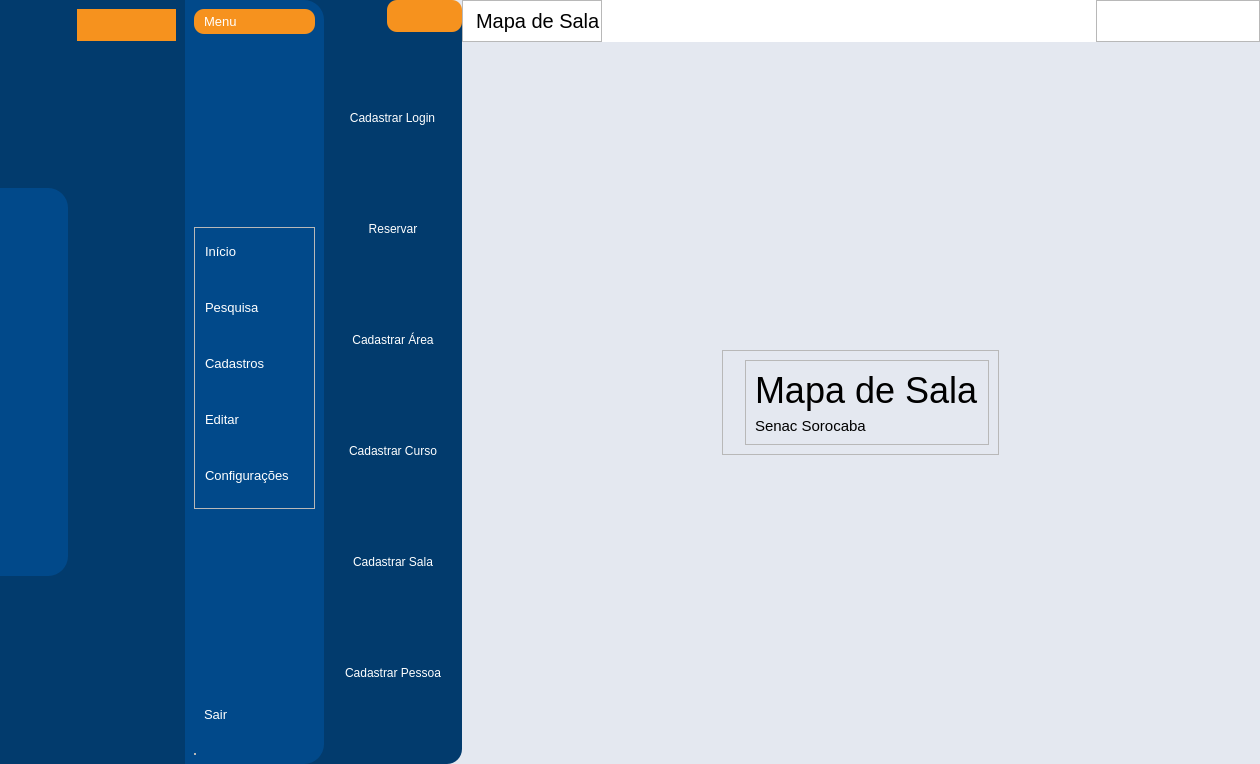
Before: the Qt Designer form App/view/ui/home.ui in Senac-SOR-ADS/Mapa-de-Sala, drawn with Qt 5.
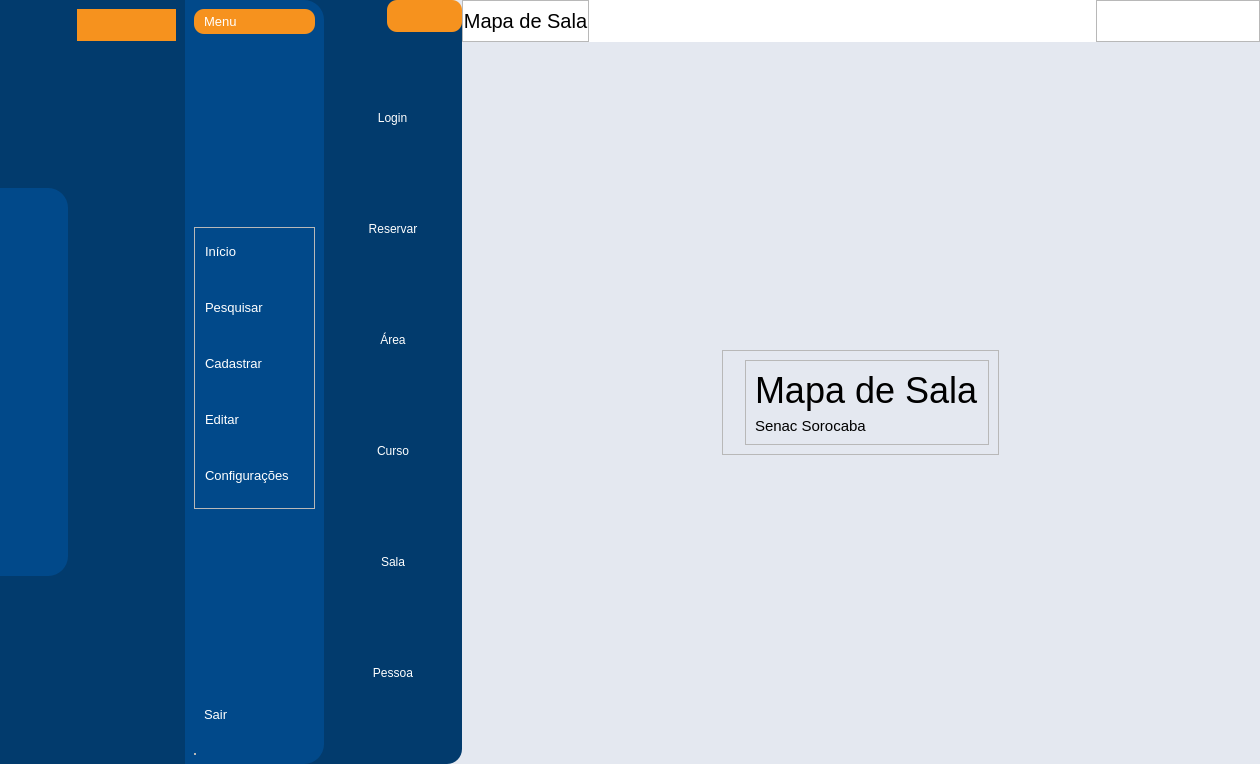
After: the same form once the commit is applied. The open tabs and pages were chosen to show the change. Icons and pictures are not drawn.

```diff
--- a/App/view/ui/home.ui
+++ b/App/view/ui/home.ui
@@ -806,7 +806,7 @@
                       <string notr="true"/>
                      </property>
                      <property name="text">
-                      <string>Pesquisa</string>
+                      <string>Pesquisar</string>
                      </property>
                      <property name="icon">
                       <iconset>
@@ -846,7 +846,7 @@
                       <string notr="true"/>
                      </property>
                      <property name="text">
-                      <string>Cadastros</string>
+                      <string>Cadastrar</string>
                      </property>
                      <property name="icon">
                       <iconset>
@@ -1115,7 +1115,7 @@
                        <cursorShape>PointingHandCursor</cursorShape>
                       </property>
                       <property name="text">
-                       <string>Cadastrar Login</string>
+                       <string>Login</string>
                       </property>
                       <property name="autoExclusive">
                        <bool>true</bool>
@@ -1153,7 +1153,7 @@
                        <cursorShape>PointingHandCursor</cursorShape>
                       </property>
                       <property name="text">
-                       <string>Cadastrar Área</string>
+                       <string>Área</string>
                       </property>
                       <property name="autoExclusive">
                        <bool>true</bool>
@@ -1172,7 +1172,7 @@
                        <cursorShape>PointingHandCursor</cursorShape>
                       </property>
                       <property name="text">
-                       <string>Cadastrar Curso</string>
+                       <string>Curso</string>
                       </property>
                       <property name="autoExclusive">
                        <bool>true</bool>
@@ -1191,7 +1191,7 @@
                        <cursorShape>PointingHandCursor</cursorShape>
                       </property>
                       <property name="text">
-                       <string>Cadastrar Sala</string>
+                       <string>Sala</string>
                       </property>
                       <property name="autoExclusive">
                        <bool>true</bool>
@@ -1210,7 +1210,7 @@
                        <cursorShape>PointingHandCursor</cursorShape>
                       </property>
                       <property name="text">
-                       <string>Cadastrar Pessoa</string>
+                       <string>Pessoa</string>
                       </property>
                       <property name="autoExclusive">
                        <bool>true</bool>
@@ -1457,45 +1457,25 @@
                     <number>0</number>
                    </property>
                    <item>
-                    <widget class="QLabel" name="logo">
-                     <property name="minimumSize">
-                      <size>
-                       <width>0</width>
-                       <height>0</height>
-                      </size>
-                     </property>
-                     <property name="maximumSize">
-                      <size>
-                       <width>70</width>
-                       <height>40</height>
-                      </size>
-                     </property>
-                     <property name="text">
-                      <string/>
-                     </property>
-                     <property name="pixmap">
-                      <pixmap>icones/logoSenac.png</pixmap>
-                     </property>
-                     <property name="scaledContents">
-                      <bool>true</bool>
-                     </property>
-                     <property name="alignment">
-                      <set>Qt::AlignCenter</set>
-                     </property>
-                    </widget>
-                   </item>
-                   <item>
-                    <widget class="QLabel" name="titulo">
+                    <widget class="QPushButton" name="btnHomeAtalho">
                      <property name="font">
                       <font>
                        <pointsize>15</pointsize>
-                       <weight>50</weight>
-                       <bold>false</bold>
                       </font>
                      </property>
                      <property name="text">
                       <string>Mapa de Sala</string>
                      </property>
+                     <property name="icon">
+                      <iconset>
+                       <normaloff>imagem/logoSenac.png</normaloff>imagem/logoSenac.png</iconset>
+                     </property>
+                     <property name="iconSize">
+                      <size>
+                       <width>70</width>
+                       <height>40</height>
+                      </size>
+                     </property>
                     </widget>
                    </item>
                   </layout>
```
Left out of the diff: 30 changed lines with no effect on the pictures.
